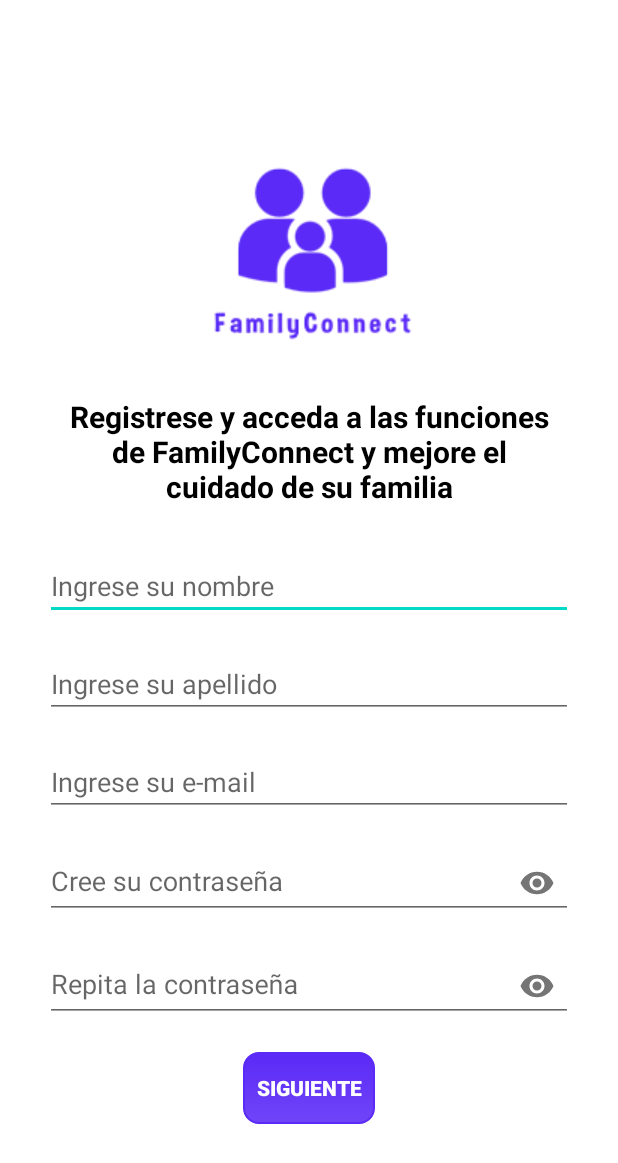
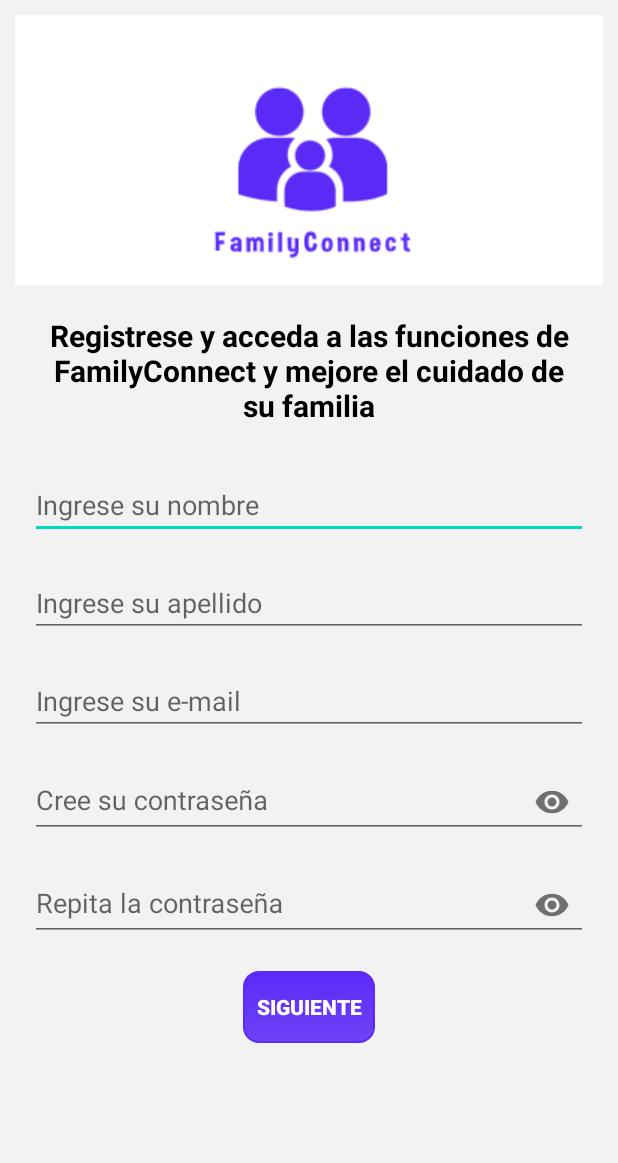
Before and after one commit to johanespino9/familyconnect-app, an Android app: the UserRegisterActivity screen opened directly, with no data from a screen before it, on a phone screen of 412 x 824 dp. Shown: the top 1163 px of the screen. Run offline under Robolectric (Android 15) with nearby library versions, the light colour scheme and no system bars; our stand-ins replace Firebase (no records; nobody signed in at launch, a user with empty details on screens opened directly).

Commit message:
[FIX] Vista Register

```diff
--- a/app/src/main/res/layout/activity_type_account.xml
+++ b/app/src/main/res/layout/activity_type_account.xml
@@ -1,5 +1,6 @@
 <?xml version="1.0" encoding="utf-8"?>
-<androidx.constraintlayout.widget.ConstraintLayout xmlns:android="http://schemas.android.com/apk/res/android"
+<androidx.constraintlayout.widget.ConstraintLayout
+    xmlns:android="http://schemas.android.com/apk/res/android"
     xmlns:app="http://schemas.android.com/apk/res-auto"
     xmlns:tools="http://schemas.android.com/tools"
     android:layout_width="match_parent"
--- a/app/src/main/res/layout/activity_user_register.xml
+++ b/app/src/main/res/layout/activity_user_register.xml
@@ -1,24 +1,18 @@
 <?xml version="1.0" encoding="utf-8"?>
-<androidx.constraintlayout.widget.ConstraintLayout xmlns:android="http://schemas.android.com/apk/res/android"
+<ScrollView xmlns:android="http://schemas.android.com/apk/res/android"
     xmlns:app="http://schemas.android.com/apk/res-auto"
     xmlns:tools="http://schemas.android.com/tools"
     android:layout_width="match_parent"
     android:layout_height="match_parent"
     android:background="#FFFFFF"
+    android:backgroundTint="#08090909"
+    android:backgroundTintMode="src_in"
     tools:context=".UserRegisterActivity">
 
-    <LinearLayout
-        android:layout_width="0dp"
-        android:layout_height="0dp"
-        android:layout_margin="20dp"
-        android:gravity="center"
-        android:orientation="vertical"
-        app:layout_constraintBottom_toBottomOf="parent"
-        app:layout_constraintEnd_toEndOf="parent"
-        app:layout_constraintHorizontal_bias="0.5"
-        app:layout_constraintStart_toStartOf="parent"
-        app:layout_constraintTop_toTopOf="parent">
-
+    <RelativeLayout
+        android:layout_width="match_parent"
+        android:layout_height="wrap_content"
+        android:padding="10dp">
             <ImageView
                 android:id="@+id/logo"
                 android:layout_width="wrap_content"
@@ -38,7 +32,8 @@
                 android:textAlignment="center"
                 android:textColor="#000000"
                 android:textSize="20sp"
-            android:textStyle="bold" />
+                android:textStyle="bold"
+                android:layout_below="@id/logo"/>
 
             <EditText
                 android:id="@+id/et_first_name"
@@ -46,6 +41,7 @@
                 android:layout_height="wrap_content"
                 android:layout_margin="10dp"
                 android:hint="Ingrese su nombre"
+                android:layout_below="@+id/tex"
                 android:inputType="textPersonName" />
 
             <EditText
@@ -54,6 +50,7 @@
                 android:layout_height="wrap_content"
                 android:layout_margin="10dp"
                 android:hint="Ingrese su apellido"
+                android:layout_below="@id/et_first_name"
                 android:inputType="textPersonName" />
 
             <EditText
@@ -61,13 +58,16 @@
                 android:layout_width="match_parent"
                 android:layout_height="wrap_content"
                 android:layout_margin="10dp"
+                android:layout_below="@id/et_last_name"
                 android:hint="Ingrese su e-mail"
                 android:inputType="textEmailAddress" />
 
             <com.google.android.material.textfield.TextInputLayout
+                android:id="@+id/passwordID"
                 android:layout_width="match_parent"
                 android:layout_height="wrap_content"
-            app:passwordToggleEnabled="true">
+                app:passwordToggleEnabled="true"
+                android:layout_below="@id/et_email">
 
                 <EditText
                     android:id="@+id/et_password"
@@ -82,12 +82,15 @@
             <com.google.android.material.textfield.TextInputLayout
                 android:layout_width="match_parent"
                 android:layout_height="wrap_content"
-            app:passwordToggleEnabled="true">
+                app:passwordToggleEnabled="true"
+                android:layout_below="@id/passwordID"
+                android:id="@+id/passwordrepeatID">
 
                 <EditText
                     android:id="@+id/et_repeated_password"
                     android:layout_width="match_parent"
                     android:layout_height="wrap_content"
+
                     android:layout_margin="10dp"
                     android:hint="Repita la contraseña"
                     android:inputType="textPassword" />
@@ -98,9 +101,11 @@
 
             <Button
                 android:id="@+id/btn_next"
+                android:layout_below="@id/passwordrepeatID"
                 android:layout_width="wrap_content"
                 android:layout_height="wrap_content"
                 android:layout_margin="10dp"
+                android:layout_centerHorizontal="true"
                 android:background="@drawable/corner"
                 android:backgroundTint="@color/ic_launcher_background"
                 android:text="Siguiente"
@@ -109,7 +114,7 @@
 
             <!--        TODO: Agregar ProgressDialog-->
 
-    </LinearLayout>
+    </RelativeLayout>
 
 
-</androidx.constraintlayout.widget.ConstraintLayout>
+</ScrollView>
--- a/app/src/main/res/layout/fragment_create_family_group.xml
+++ b/app/src/main/res/layout/fragment_create_family_group.xml
@@ -86,7 +86,7 @@
             android:textStyle="bold" />
 
         <androidx.recyclerview.widget.RecyclerView
-            android:layout_width="match_parent"
+            android:layout_width="307dp"
             android:layout_height="wrap_content"
             android:layout_marginLeft="50dp"
             android:layout_marginTop="20dp" />
```
Lines whose indentation alone changed are shown as unchanged.
